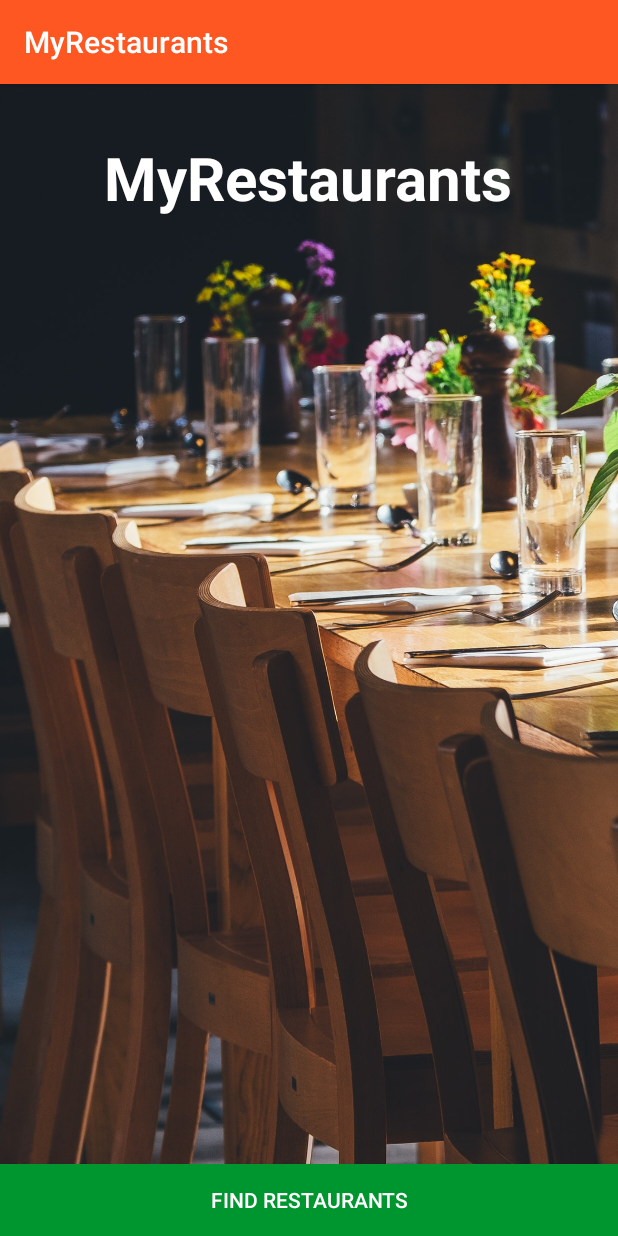
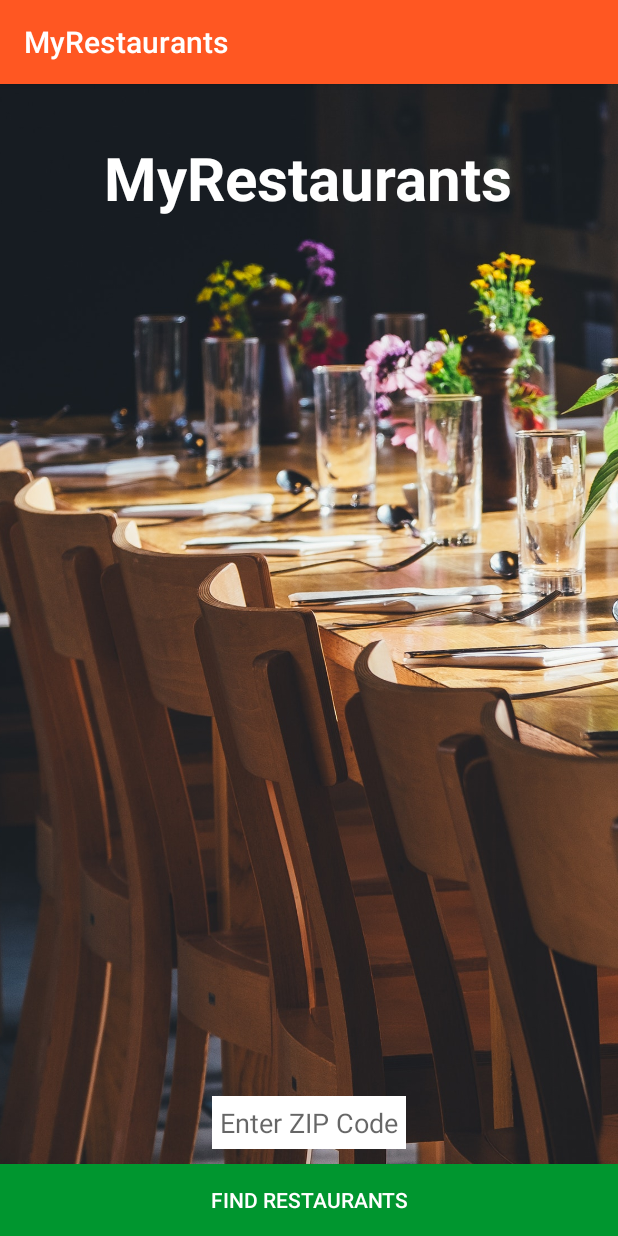
Before and after one commit to sjullieb/android-my-restaurants, an Android app: the screen it shows after launch (MainActivity), on a phone screen of 412 x 824 dp. Run offline under Robolectric (Android 15) with nearby library versions, the phone set to English and light mode, and no system bars.

Commit message:
add EditText for ZIP code

```diff
--- a/app/src/main/java/com/example/guest/myrestaurants/MainActivity.java
+++ b/app/src/main/java/com/example/guest/myrestaurants/MainActivity.java
@@ -3,12 +3,15 @@ package com.example.guest.myrestaurants;
 import android.content.Intent;
 import android.support.v7.app.AppCompatActivity;
 import android.os.Bundle;
+import android.util.Log;
 import android.view.View;
 import android.widget.Button;
-import android.widget.Toast;
+import android.widget.EditText;
 
 public class MainActivity extends AppCompatActivity {
+    private static final String TAG = MainActivity.class.getSimpleName();
     private Button mFindRestaurantsButton;
+    private EditText mLocationEditText;
 
     @Override
     protected void onCreate(Bundle savedInstanceState) {
@@ -16,10 +19,13 @@ public class MainActivity extends AppCompatActivity {
         setContentView(R.layout.activity_main);
 
         mFindRestaurantsButton = (Button) findViewById(R.id.findRestaurantButton);
+        mLocationEditText = (EditText) findViewById(R.id.locationEditText);
 
         mFindRestaurantsButton.setOnClickListener(new View.OnClickListener() {
             @Override
             public void onClick(View view) {
+                String location = mLocationEditText.getText().toString();
+                Log.d(TAG, location);
                 Intent intent = new Intent(MainActivity.this, RestaurantsActivity.class);
                 startActivity(intent);
             }
--- a/app/src/main/res/layout/activity_main.xml
+++ b/app/src/main/res/layout/activity_main.xml
@@ -34,4 +34,15 @@
         android:background="@color/colorAccent"
         android:textColor="@color/colorTextIcons"/>
 
+    <EditText
+        android:id="@+id/locationEditText"
+        android:background="@color/colorTextIcons"
+        android:layout_width="wrap_content"
+        android:layout_height="wrap_content"
+        android:layout_above="@+id/findRestaurantButton"
+        android:layout_marginBottom="10dp"
+        android:padding="5dp"
+        android:layout_centerHorizontal="true"
+        android:hint="Enter ZIP Code"/>
+
 </RelativeLayout>
```
